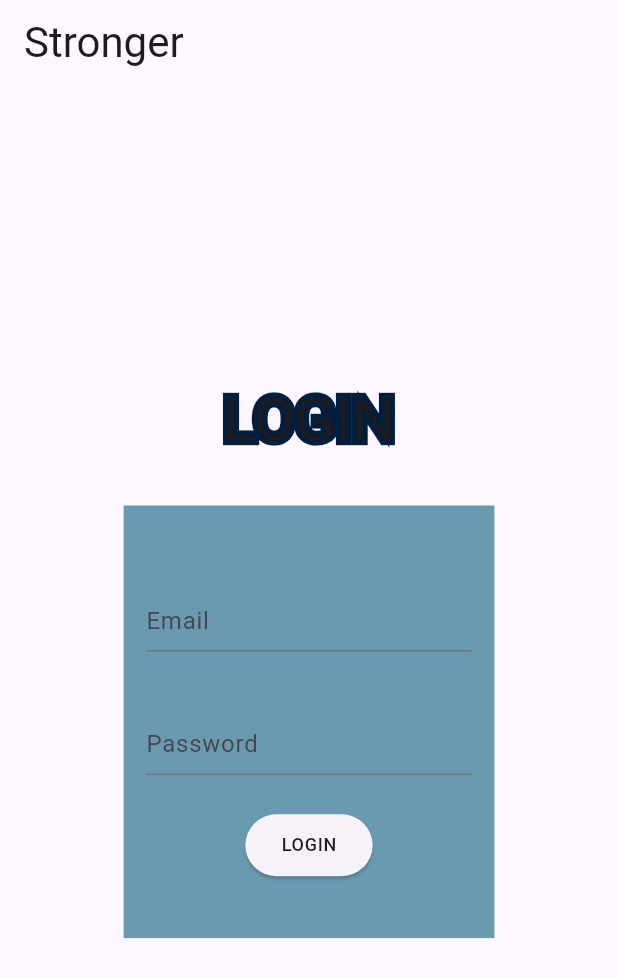
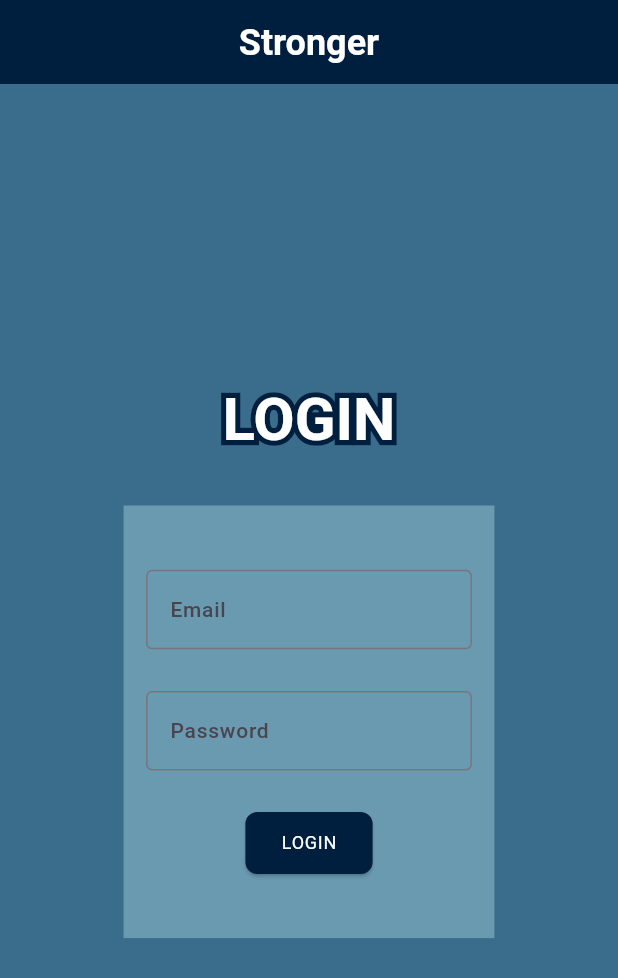
Before and after one commit to namaelsan/stronger, a Flutter app: the screen it shows after launch, on a phone screen of 412 x 824 dp. Shown: the top 978 px of the screen. Run offline on Flutter 3.47's test engine with Material 3 defaults, Android fonts, the phone set to English and light mode, and no system bars.

Commit message:
init fixed

```diff
--- a/lib/init.dart
+++ b/lib/init.dart
@@ -1,5 +1,6 @@
 import 'package:flutter/material.dart';
 import 'login.dart';
+import 'mylib.dart';
 
 void main() {
   runApp(const MyApp());
@@ -10,8 +11,10 @@ class MyApp extends StatelessWidget{
 
   @override
   Widget build(BuildContext context) {
-    return const MaterialApp(
+    return MaterialApp(
+      theme: AppTheme.myTheme,
+      title: "Stronger",
       debugShowCheckedModeBanner: false,
-      home: LoginPage(),);
+      home: const LoginPage(),);
   }
 }
```
